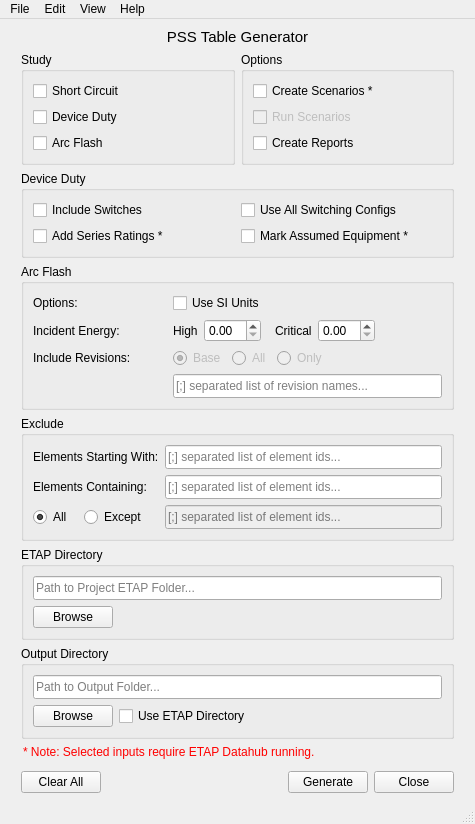
First picture: the form in res/pss_report_gen_ui.ui, repository adilzafar66/pss-table-generator, before the edit.
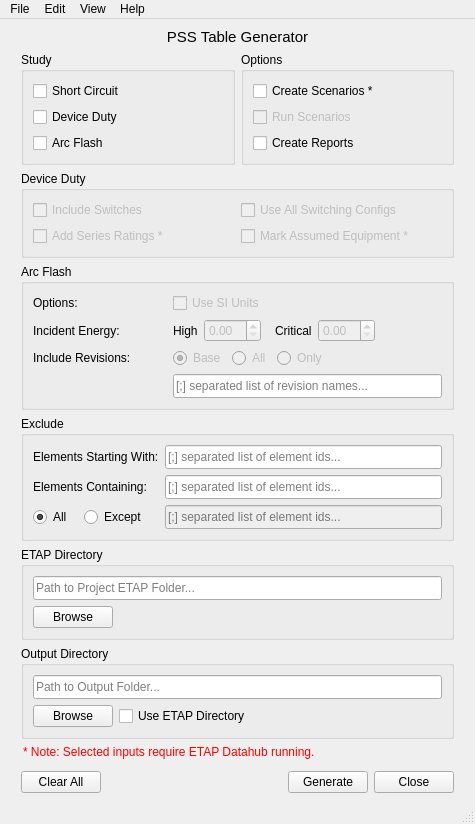
Second picture: the form after the edit.

Diff of the .ui file:
```diff
--- a/res/pss_report_gen_ui.ui
+++ b/res/pss_report_gen_ui.ui
@@ -172,6 +172,9 @@
             <layout class="QGridLayout" name="device_duty_grid">
              <item row="1" column="0">
               <widget class="QCheckBox" name="series_rating_checkbox">
+               <property name="enabled">
+                <bool>false</bool>
+               </property>
                <property name="text">
                 <string>Add Series Ratings *</string>
                </property>
@@ -182,6 +185,9 @@
              </item>
              <item row="1" column="1">
               <widget class="QCheckBox" name="mark_assumed_checkbox">
+               <property name="enabled">
+                <bool>false</bool>
+               </property>
                <property name="text">
                 <string>Mark Assumed Equipment *</string>
                </property>
@@ -192,6 +198,9 @@
              </item>
              <item row="0" column="1">
               <widget class="QCheckBox" name="use_all_checkbox">
+               <property name="enabled">
+                <bool>false</bool>
+               </property>
                <property name="text">
                 <string>Use All Switching Configs</string>
                </property>
@@ -202,6 +211,9 @@
              </item>
              <item row="0" column="0">
               <widget class="QCheckBox" name="sw_checkbox">
+               <property name="enabled">
+                <bool>false</bool>
+               </property>
                <property name="text">
                 <string>Include Switches</string>
                </property>
@@ -267,6 +279,9 @@
                </item>
                <item>
                 <widget class="QDoubleSpinBox" name="low_energy_box">
+                 <property name="enabled">
+                  <bool>false</bool>
+                 </property>
                  <property name="value">
                   <double>0.000000000000000</double>
                  </property>
@@ -285,6 +300,9 @@
                </item>
                <item>
                 <widget class="QDoubleSpinBox" name="high_energy_box">
+                 <property name="enabled">
+                  <bool>false</bool>
+                 </property>
                  <property name="value">
                   <double>0.000000000000000</double>
                  </property>
@@ -369,6 +387,9 @@
            </item>
            <item row="0" column="2">
             <widget class="QCheckBox" name="si_units_checkbox">
+             <property name="enabled">
+              <bool>false</bool>
+             </property>
              <property name="text">
               <string>Use SI Units</string>
              </property>
```
Left out of the diff: 89 changed lines with no effect on the pictures.
